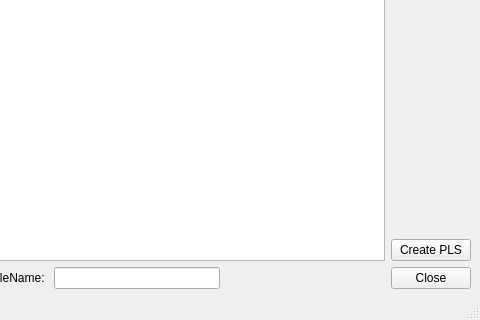
YoshimasaAwata/MakePlayList, file mainwindow.ui: the form before one commit; both pictures show x 320 to 800 and y 280 to 600 of the 800 by 600 pixel window.
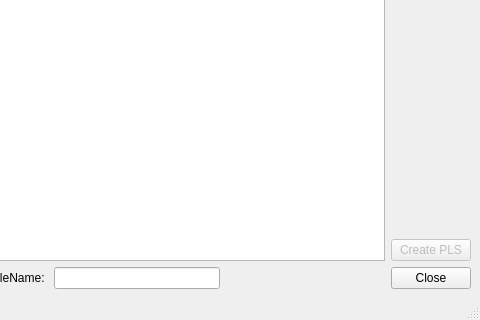
The form after the commit. Custom widgets are drawn as their Qt base class.

Commit message: up, down, removeボタンへの対応 ファイルリストや選択状態に応じてボタンの有効/無効切り替え

The edit to the form file:
```diff
--- a/mainwindow.ui
+++ b/mainwindow.ui
@@ -94,6 +94,9 @@
         </item>
         <item>
          <widget class="QPushButton" name="createPushButton">
+          <property name="enabled">
+           <bool>false</bool>
+          </property>
           <property name="text">
            <string>Create PLS</string>
           </property>
```
The commit also changes 2 other files.
